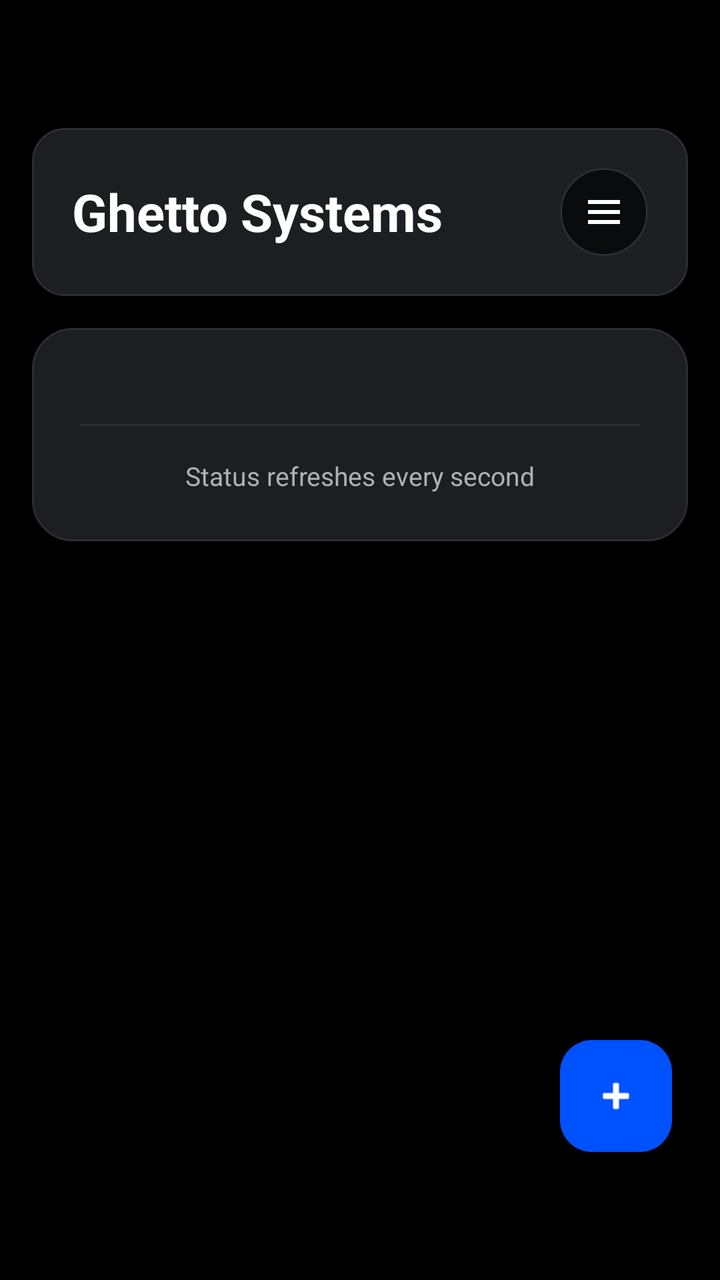
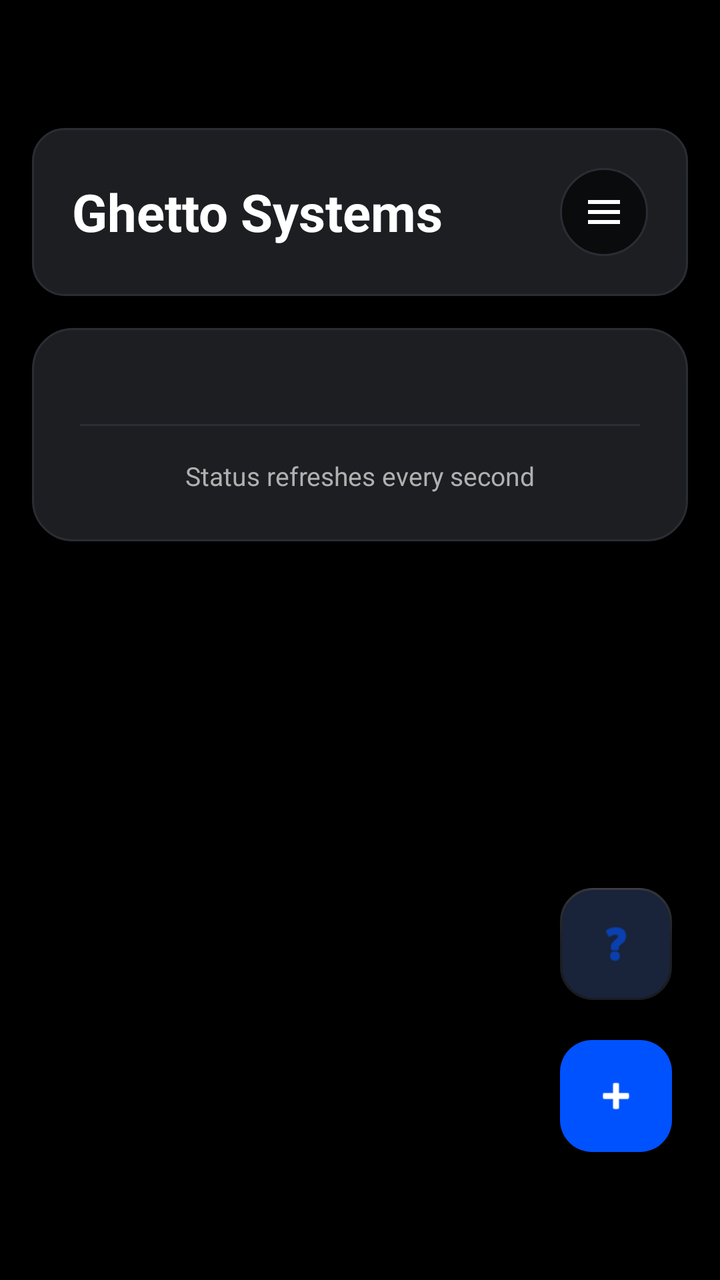

Screens rendered from an Android XML layout before and after an edit, with the pre-edit source and the edit as a unified diff.
<!-- AndroidManifest.xml: application theme Theme.GhettoSystems -->
<!-- res/layout/activity_home.xml -->
<?xml version="1.0" encoding="utf-8"?>
<androidx.coordinatorlayout.widget.CoordinatorLayout
    xmlns:android="http://schemas.android.com/apk/res/android"
    xmlns:app="http://schemas.android.com/apk/res-auto"
    android:layout_width="match_parent"
    android:layout_height="match_parent"
    android:background="@color/splashBlack">

    <androidx.core.widget.NestedScrollView
        android:layout_width="match_parent"
        android:layout_height="match_parent"
        android:clipToPadding="false"
        android:fillViewport="true"
        android:paddingStart="16dp"
        android:paddingTop="64dp"
        android:paddingEnd="16dp"
        android:paddingBottom="128dp">

        <LinearLayout
            android:layout_width="match_parent"
            android:layout_height="wrap_content"
            android:orientation="vertical">

            <LinearLayout
                android:layout_width="match_parent"
                android:layout_height="wrap_content"
                android:background="@drawable/bg_dashboard_header"
                android:gravity="center_vertical"
                android:orientation="horizontal"
                android:padding="20dp">

                <TextView
                    android:layout_width="0dp"
                    android:layout_height="wrap_content"
                    android:layout_weight="1"
                    android:text="@string/splash_title"
                    android:textColor="@color/colorOnBackground"
                    android:textSize="26sp"
                    android:textStyle="bold" />

                <ImageButton
                    android:id="@+id/btn_menu"
                    android:layout_width="44dp"
                    android:layout_height="44dp"
                    android:background="@drawable/bg_user_button"
                    android:contentDescription="@string/menu"
                    android:padding="10dp"
                    android:scaleType="centerInside"
                    android:src="@drawable/ic_menu_hamburger" />
            </LinearLayout>

            <LinearLayout
                android:layout_width="match_parent"
                android:layout_height="wrap_content"
                android:layout_marginTop="16dp"
                android:background="@drawable/bg_dashboard_panel"
                android:orientation="vertical"
                android:padding="24dp">

                <LinearLayout
                    android:id="@+id/empty_panel"
                    android:layout_width="match_parent"
                    android:layout_height="wrap_content"
                    android:background="@drawable/bg_empty_devices"
                    android:orientation="vertical"
                    android:padding="24dp"
                    android:visibility="gone">

                    <TextView
                        android:id="@+id/tv_empty"
                        android:layout_width="match_parent"
                        android:layout_height="wrap_content"
                        android:text="@string/no_devices_title"
                        android:textColor="@color/textSecondary"
                        android:textSize="16sp" />

                    <TextView
                        android:layout_width="match_parent"
                        android:layout_height="wrap_content"
                        android:layout_marginTop="10dp"
                        android:text="@string/no_devices_subtitle"
                        android:textColor="@color/textSecondary"
                        android:textSize="13sp" />
                </LinearLayout>

                <androidx.recyclerview.widget.RecyclerView
                    android:id="@+id/recycler_devices"
                    android:layout_width="match_parent"
                    android:layout_height="wrap_content"
                    android:nestedScrollingEnabled="false"
                    android:overScrollMode="never" />

                <View
                    android:layout_width="match_parent"
                    android:layout_height="1dp"
                    android:layout_marginTop="24dp"
                    android:background="@color/border" />

                <TextView
                    android:id="@+id/tv_refresh_hint"
                    android:layout_width="match_parent"
                    android:layout_height="wrap_content"
                    android:layout_marginTop="16dp"
                    android:gravity="center"
                    android:text="@string/dashboard_refresh_hint"
                    android:textColor="@color/textSecondary"
                    android:textSize="13sp" />
            </LinearLayout>
        </LinearLayout>
    </androidx.core.widget.NestedScrollView>

    <com.google.android.material.floatingactionbutton.FloatingActionButton
        android:id="@+id/fab_add"
        android:layout_width="wrap_content"
        android:layout_height="wrap_content"
        android:layout_gravity="bottom|end"
        android:layout_marginEnd="24dp"
        android:layout_marginBottom="64dp"
        android:contentDescription="@string/add_device"
        app:backgroundTint="@color/colorPrimary"
        app:srcCompat="@android:drawable/ic_input_add"
        app:tint="@color/colorOnPrimary" />
</androidx.coordinatorlayout.widget.CoordinatorLayout>
<!-- resources referenced by this layout -->
<resources>
  <color name="border">#2A2D33</color>
  <color name="colorOnBackground">#FFFFFF</color>
  <color name="colorOnPrimary">#FFFFFF</color>
  <color name="colorPrimary">#0052FF</color>
  <color name="splashBlack">#000000</color>
  <color name="textSecondary">#B0B0B0</color>
  <!-- drawable bg_dashboard_header (drawable) -->
  <?xml version="1.0" encoding="utf-8"?>
  <shape xmlns:android="http://schemas.android.com/apk/res/android"
      android:shape="rectangle">
      <solid android:color="@color/colorSurface" />
      <stroke android:width="1dp" android:color="@color/border" />
      <corners android:radius="16dp" />
  </shape>
  <!-- drawable bg_dashboard_panel (drawable) -->
  <?xml version="1.0" encoding="utf-8"?>
  <shape xmlns:android="http://schemas.android.com/apk/res/android"
      android:shape="rectangle">
      <solid android:color="@color/colorSurface" />
      <stroke android:width="1dp" android:color="@color/border" />
      <corners android:radius="20dp" />
  </shape>
  <!-- drawable bg_empty_devices (drawable) -->
  <?xml version="1.0" encoding="utf-8"?>
  <shape xmlns:android="http://schemas.android.com/apk/res/android"
      android:shape="rectangle">
      <solid android:color="@color/colorBackground" />
      <stroke android:width="1dp" android:color="@color/border" />
      <corners android:radius="16dp" />
  </shape>
  <!-- drawable bg_user_button (drawable) -->
  <?xml version="1.0" encoding="utf-8"?>
  <shape xmlns:android="http://schemas.android.com/apk/res/android"
      android:shape="rectangle">
      <solid android:color="@color/colorBackground" />
      <stroke android:width="1dp" android:color="@color/border" />
      <corners android:radius="9999dp" />
  </shape>
  <!-- drawable ic_menu_hamburger (drawable) -->
  <?xml version="1.0" encoding="utf-8"?>
  <vector xmlns:android="http://schemas.android.com/apk/res/android"
      android:width="24dp"
      android:height="24dp"
      android:viewportWidth="24"
      android:viewportHeight="24">
      <path
          android:fillColor="@color/colorOnBackground"
          android:pathData="M4,6h16v2H4V6zM4,11h16v2H4v-2zM4,16h16v2H4v-2z" />
  </vector>
  <string name="add_device">Add device</string>
  <string name="dashboard_refresh_hint">Status refreshes every second</string>
  <string name="menu">Menu</string>
  <string name="no_devices_subtitle">Tap + to pair your air compressor using Device ID, Serial, and Pairing Code from your UNO Q.</string>
  <string name="no_devices_title">No devices paired to your account yet.</string>
  <string name="splash_title">Ghetto Systems</string>
  <style name="Theme.GhettoSystems" parent="Theme.Material3.Dark.NoActionBar">
          <item name="colorPrimary">@color/colorPrimary</item>
          <item name="colorOnPrimary">@color/colorOnPrimary</item>
          <item name="android:colorBackground">@color/colorBackground</item>
          <item name="colorSurface">@color/colorSurface</item>
          <item name="android:statusBarColor">@color/colorBackground</item>
          <item name="android:navigationBarColor">@color/colorBackground</item>
      </style>
  <color name="colorSurface">#1C1E22</color>
  <color name="colorBackground">#0A0B0D</color>
</resources>

<!-- the commit's change to res/layout/activity_home.xml (unified diff, before → after) -->
@@ -110,6 +110,19 @@
     </androidx.core.widget.NestedScrollView>
 
     <com.google.android.material.floatingactionbutton.FloatingActionButton
+        android:id="@+id/fab_assistant"
+        android:layout_width="wrap_content"
+        android:layout_height="wrap_content"
+        android:layout_gravity="bottom|end"
+        android:layout_marginEnd="24dp"
+        android:layout_marginBottom="140dp"
+        android:contentDescription="@string/assistant_title"
+        app:backgroundTint="@color/colorSurface"
+        app:borderWidth="1dp"
+        app:srcCompat="@android:drawable/ic_menu_help"
+        app:tint="@color/colorPrimary" />
+
+    <com.google.android.material.floatingactionbutton.FloatingActionButton
         android:id="@+id/fab_add"
         android:layout_width="wrap_content"
         android:layout_height="wrap_content"
<!-- resource entries referenced after the edit -->
@@ -4,6 +4,7 @@
   <color name="colorOnBackground">#FFFFFF</color>
   <color name="colorOnPrimary">#FFFFFF</color>
   <color name="colorPrimary">#0052FF</color>
+  <color name="colorSurface">#1C1E22</color>
   <color name="splashBlack">#000000</color>
   <color name="textSecondary">#B0B0B0</color>
   <!-- drawable bg_dashboard_header (drawable) -->
@@ -50,6 +51,7 @@
           android:pathData="M4,6h16v2H4V6zM4,11h16v2H4v-2zM4,16h16v2H4v-2z" />
   </vector>
   <string name="add_device">Add device</string>
+  <string name="assistant_title">Assistant</string>
   <string name="dashboard_refresh_hint">Status refreshes every second</string>
   <string name="menu">Menu</string>
   <string name="no_devices_subtitle">Tap + to pair your air compressor using Device ID, Serial, and Pairing Code from your UNO Q.</string>
@@ -63,7 +65,6 @@
           <item name="android:statusBarColor">@color/colorBackground</item>
           <item name="android:navigationBarColor">@color/colorBackground</item>
       </style>
-  <color name="colorSurface">#1C1E22</color>
   <color name="colorBackground">#0A0B0D</color>
 </resources>
 
